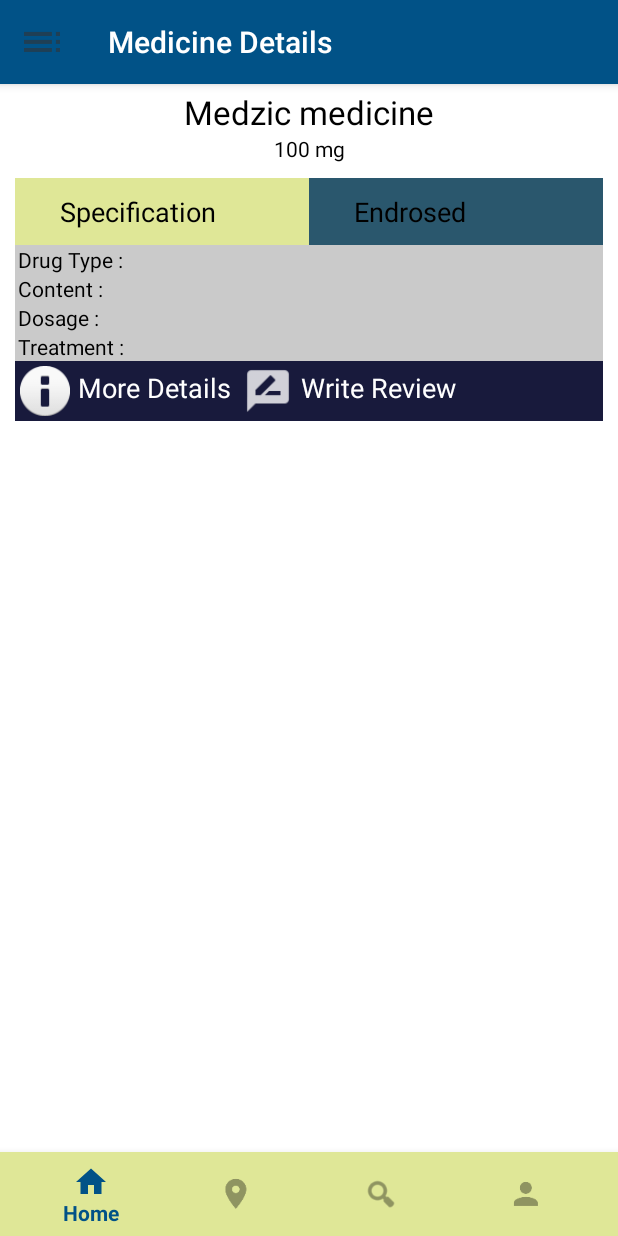
After one commit to santosh-desai/my_first_app_med, an Android app: the MedicineDetailsActivity screen opened directly, with no data from a screen before it, on a phone screen of 412 x 824 dp. The commit adds this screen. Run offline under Robolectric (Android 15) with nearby library versions, the phone set to English and light mode, and no system bars.

Commit message:
added details page

```diff
--- a/Medzic/app/src/main/java/app/com/org/medzic/LoginActivity.java
+++ b/Medzic/app/src/main/java/app/com/org/medzic/LoginActivity.java
@@ -6,6 +6,7 @@ import android.annotation.SuppressLint;
 import android.annotation.TargetApi;
 import android.content.Intent;
 import android.content.pm.PackageManager;
+import android.os.Handler;
 import android.support.annotation.NonNull;
 import android.support.design.widget.Snackbar;
 import android.support.v7.app.AppCompatActivity;
@@ -119,14 +120,29 @@ public class LoginActivity extends AppCompatActivity implements LoaderCallbacks<
         mProgressView = findViewById(R.id.login_progress);
     }
 
+    private Boolean exit = false;
     @Override
     public void onBackPressed() {
-        LinearLayout entry = (LinearLayout)findViewById(R.id.entryOptions);
-        ScrollView login = (ScrollView)findViewById(R.id.login_form);
-        entry.setVisibility(View.VISIBLE);
-        login.setVisibility(View.GONE);
+        if (exit) {
+            finish(); // finish activity
+        } else {
+            LinearLayout entry = (LinearLayout)findViewById(R.id.entryOptions);
+            ScrollView login = (ScrollView)findViewById(R.id.login_form);
+            entry.setVisibility(View.VISIBLE);
+            login.setVisibility(View.GONE);
+            Toast.makeText(this, "Press Back again to Exit.",
+                    Toast.LENGTH_SHORT).show();
+            exit = true;
+            new Handler().postDelayed(new Runnable() {
+                @Override
+                public void run() {
+                    exit = false;
+                }
+            }, 3 * 1000);
+
+        }
+
     }
-
     private void populateAutoComplete() {
         if (!mayRequestContacts()) {
             return;
@@ -325,7 +341,11 @@ public class LoginActivity extends AppCompatActivity implements LoaderCallbacks<
         }else if(R.id.show_sign_up_button == view.getId()){
             startActivity(new Intent(LoginActivity.this, RegistrationActivity.class));
         }else{
-            startActivity(new Intent(LoginActivity.this, SearchActivity.class));
+            Intent launchNextActivity = new Intent(LoginActivity.this, SearchActivity.class);
+            launchNextActivity.addFlags(Intent.FLAG_ACTIVITY_NEW_TASK);
+            launchNextActivity.addFlags(Intent.FLAG_ACTIVITY_CLEAR_TASK);
+            launchNextActivity.addFlags(Intent.FLAG_ACTIVITY_NO_ANIMATION);
+            startActivity(launchNextActivity);
         }
     }
 
--- /dev/null
+++ b/Medzic/app/src/main/java/app/com/org/medzic/MedicineDetailsActivity.java
@@ -0,0 +1,57 @@
+package app.com.org.medzic;
+
+import android.os.Bundle;
+import android.support.annotation.NonNull;
+import android.support.design.widget.BottomNavigationView;
+import android.support.design.widget.FloatingActionButton;
+import android.support.design.widget.Snackbar;
+import android.support.v4.content.ContextCompat;
+import android.support.v7.app.AppCompatActivity;
+import android.support.v7.widget.Toolbar;
+import android.view.MenuItem;
+import android.view.View;
+import android.widget.Toast;
+
+public class MedicineDetailsActivity extends AppCompatActivity {
+
+    @Override
+    protected void onCreate(Bundle savedInstanceState) {
+        super.onCreate(savedInstanceState);
+        setContentView(R.layout.activity_medicine_details);
+        Toolbar toolbar = (Toolbar) findViewById(R.id.toolbar);
+        setSupportActionBar(toolbar);
+        toolbar.setNavigationIcon(ContextCompat.getDrawable(getApplicationContext(), R.drawable.ic_menu_sort));
+
+        toolbar.setNavigationOnClickListener(new View.OnClickListener() {
+            @Override
+            public void onClick(View view) {
+                Toast.makeText(getApplicationContext(), "Clicked toolbar ", Toast.LENGTH_SHORT).show();
+            }
+        });
+
+        BottomNavigationView navigation = (BottomNavigationView) findViewById(R.id.navigation);
+        navigation.setOnNavigationItemSelectedListener(mOnNavigationItemSelectedListener);
+    }
+    private BottomNavigationView.OnNavigationItemSelectedListener mOnNavigationItemSelectedListener
+            = new BottomNavigationView.OnNavigationItemSelectedListener() {
+
+        @Override
+        public boolean onNavigationItemSelected(@NonNull MenuItem item) {
+            switch (item.getItemId()) {
+                case R.id.navigation_home:
+
+                    return true;
+                case R.id.navigation_location:
+
+                    return true;
+                case R.id.navigation_search:
+
+                    return true;
+                case R.id.navigation_profile:
+
+                    return true;
+            }
+            return false;
+        }
+    };
+}
--- a/Medzic/app/src/main/java/app/com/org/medzic/SearchActivity.java
+++ b/Medzic/app/src/main/java/app/com/org/medzic/SearchActivity.java
@@ -1,5 +1,6 @@
 package app.com.org.medzic;
 
+import android.content.Intent;
 import android.graphics.Color;
 import android.os.Bundle;
 import android.os.Handler;
@@ -10,6 +11,7 @@ import android.support.v7.app.AppCompatActivity;
 import android.support.v7.widget.Toolbar;
 import android.view.MenuItem;
 import android.view.View;
+import android.widget.AdapterView;
 import android.widget.ArrayAdapter;
 import android.widget.AutoCompleteTextView;
 import android.widget.TextView;
@@ -62,6 +64,15 @@ public class SearchActivity extends AppCompatActivity {
         //Getting the instance of AutoCompleteTextView
         AutoCompleteTextView actv= (AutoCompleteTextView)findViewById(R.id.search);
         actv.setAdapter(adapter);
+
+        actv.setOnItemClickListener(new AdapterView.OnItemClickListener() {
+            @Override
+            public void onItemClick(AdapterView<?> adapterView, View view, int i, long l) {
+                String text = (String)adapterView.getItemAtPosition(i);
+                Toast.makeText(getApplicationContext(), "Selected Medicine : "+text, Toast.LENGTH_SHORT).show();
+                startActivity(new Intent(SearchActivity.this, MedicineDetailsActivity.class));
+            }
+        });
         BottomNavigationView navigation = (BottomNavigationView) findViewById(R.id.navigation);
         navigation.setOnNavigationItemSelectedListener(mOnNavigationItemSelectedListener);
     }
--- /dev/null
+++ b/Medzic/app/src/main/res/drawable/border_css.xml
@@ -0,0 +1,12 @@
+<?xml version="1.0" encoding="utf-8"?>
+<shape xmlns:android="http://schemas.android.com/apk/res/android"
+    android:shape="rectangle">
+    <corners
+        android:radius="2dp"
+        android:topRightRadius="0dp"
+        android:bottomRightRadius="0dp"
+        android:bottomLeftRadius="0dp" />
+    <stroke
+        android:width="1dp"
+        android:color="@android:color/black" />
+</shape>
--- /dev/null
+++ b/Medzic/app/src/main/res/layout/activity_medicine_details.xml
@@ -0,0 +1,20 @@
+<?xml version="1.0" encoding="utf-8"?>
+<RelativeLayout xmlns:android="http://schemas.android.com/apk/res/android"
+    xmlns:app="http://schemas.android.com/apk/res-auto"
+    android:layout_width="match_parent"
+    android:layout_height="match_parent">
+
+    <include
+        layout="@layout/deatils_bar"
+        android:layout_width="match_parent"
+        android:layout_height="match_parent" />
+
+    <android.support.design.widget.BottomNavigationView
+        android:id="@+id/navigation"
+        android:layout_width="match_parent"
+        android:layout_height="wrap_content"
+        android:layout_alignParentBottom="true"
+        android:background="@color/entrybtnsColor"
+        app:menu="@menu/navigation" />
+
+</RelativeLayout>
--- a/Medzic/app/src/main/res/layout/app_bar_main.xml
+++ b/Medzic/app/src/main/res/layout/app_bar_main.xml
@@ -29,19 +29,6 @@
         <include layout="@layout/content_main" />
 
 
-    <!-- <android.support.design.widget.BottomNavigationView
-     android:id="@+id/navigation"
-     android:layout_width="match_parent"
-     android:layout_height="wrap_content"
-     android:layout_gravity="start"
-     android:menu="@menu/activity_main_drawer" />-->
-        <!--<android.support.design.widget.FloatingActionButton
-        android:id="@+id/fab"
-        android:layout_width="wrap_content"
-        android:layout_height="wrap_content"
-        android:layout_gravity="bottom|end"
-        android:layout_margin="@dimen/fab_margin"
-        app:srcCompat="@android:drawable/ic_dialog_email" />-->
 
 
     </android.support.design.widget.CoordinatorLayout>
--- a/Medzic/app/src/main/res/layout/content_main.xml
+++ b/Medzic/app/src/main/res/layout/content_main.xml
@@ -81,7 +81,7 @@
                             android:layout_weight="1"
                             android:gravity="center"
                             android:textColor="#000000"
-                            android:text=": Find a list of all nearby pharmacy stores and call on listed number for instant help."/>
+                            android:text="Find a list of all nearby pharmacy stores and call on listed number for instant help."/>
 
                     </LinearLayout>
                 </LinearLayout>
--- /dev/null
+++ b/Medzic/app/src/main/res/layout/content_medicine_details.xml
@@ -0,0 +1,214 @@
+<?xml version="1.0" encoding="utf-8"?>
+<RelativeLayout
+    xmlns:android="http://schemas.android.com/apk/res/android"
+    xmlns:app="http://schemas.android.com/apk/res-auto"
+    android:layout_width="match_parent"
+    android:layout_height="match_parent"
+    android:background="@color/dot_light_screen4">
+
+    <TextView
+        android:layout_marginTop="60dp"
+        android:id="@+id/medicineName"
+        android:layout_width="match_parent"
+        android:layout_height="wrap_content"
+        android:gravity="center_horizontal"
+        android:text="Medzic medicine"
+        android:textSize="22dp"
+        android:textColor="#000000"/>
+    <TextView
+        android:id="@+id/medicinedetail"
+        android:layout_below="@id/medicineName"
+        android:layout_width="match_parent"
+        android:layout_height="wrap_content"
+        android:gravity="center_horizontal"
+        android:textColor="#000000"
+        android:text="100 mg"/>
+
+    <LinearLayout
+        android:layout_width="match_parent"
+        android:layout_height="wrap_content"
+        android:layout_below="@id/medicinedetail"
+        android:orientation="vertical"
+        android:padding="10dp">
+
+        <LinearLayout
+            android:id="@+id/heading1"
+            android:layout_width="fill_parent"
+            android:layout_height="wrap_content"
+            android:layout_above="@id/drugTypeCon"
+            android:background="@drawable/border_css"
+            android:orientation="horizontal">
+
+            <LinearLayout
+                android:layout_width="0dp"
+                android:layout_height="wrap_content"
+                android:layout_weight="1"
+                android:background="@color/entrybtnsColor"
+                android:orientation="vertical">
+
+                <TextView
+                    android:id="@+id/specId"
+                    android:layout_width="match_parent"
+                    android:layout_height="wrap_content"
+                    android:layout_marginLeft="20dp"
+                    android:padding="10dp"
+                    android:text="Specification"
+                    android:textColor="#000000"
+                    android:textSize="18dp" />
+            </LinearLayout>
+
+            <LinearLayout
+                android:layout_width="0dp"
+                android:layout_height="wrap_content"
+                android:layout_weight="1"
+                android:background="@color/bg_screen1"
+                android:orientation="vertical">
+
+                <TextView
+                    android:id="@+id/endorseId"
+                    android:layout_width="match_parent"
+                    android:layout_height="wrap_content"
+                    android:layout_marginLeft="20dp"
+                    android:padding="10dp"
+                    android:text="Endrosed"
+                    android:textColor="#000000"
+
+                    android:textSize="18dp" />
+            </LinearLayout>
+
+        </LinearLayout>
+
+        <LinearLayout
+            android:id="@+id/drugTypeCon"
+            android:layout_width="fill_parent"
+            android:layout_height="wrap_content"
+            android:layout_below="@id/heading1"
+            android:background="@color/bgreyAccent"
+            android:orientation="horizontal">
+
+            <TextView
+                android:layout_width="wrap_content"
+                android:layout_height="wrap_content"
+                android:layout_marginLeft="2dp"
+                android:text="Drug Type : "
+                android:textColor="#000000" />
+
+            <TextView
+                android:layout_width="wrap_content"
+                android:layout_height="wrap_content"
+                android:layout_marginLeft="37dp"
+                android:textColor="#000000" />
+
+        </LinearLayout>
+
+        <LinearLayout
+            android:id="@+id/contentsData"
+            android:layout_width="fill_parent"
+            android:layout_height="wrap_content"
+            android:layout_below="@id/drugTypeCon"
+            android:background="@color/bgreyAccent"
+            android:orientation="horizontal">
+
+            <TextView
+                android:layout_width="wrap_content"
+                android:layout_height="wrap_content"
+                android:layout_marginLeft="2dp"
+                android:text="Content : "
+                android:textColor="#000000" />
+
+            <TextView
+                android:layout_width="wrap_content"
+                android:layout_height="wrap_content"
+                android:layout_marginLeft="50dp"
+                android:textColor="#000000" />
+
+        </LinearLayout>
+
+        <LinearLayout
+            android:id="@+id/doseData"
+            android:layout_width="fill_parent"
+            android:layout_height="wrap_content"
+            android:layout_below="@id/contentsData"
+            android:background="@color/bgreyAccent"
+            android:orientation="horizontal">
+
+            <TextView
+                android:layout_width="wrap_content"
+                android:layout_height="wrap_content"
+                android:layout_marginLeft="2dp"
+                android:text="Dosage : "
+                android:textColor="#000000" />
+
+            <TextView
+                android:layout_width="wrap_content"
+                android:layout_height="wrap_content"
+                android:layout_marginLeft="53dp"
+                android:textColor="#000000" />
+
+        </LinearLayout>
+        <LinearLayout
+            android:id="@+id/treatData"
+            android:layout_width="fill_parent"
+            android:layout_height="wrap_content"
+            android:layout_below="@id/doseData"
+            android:background="@color/bgreyAccent"
+            android:orientation="horizontal">
+
+            <TextView
+                android:layout_width="wrap_content"
+                android:layout_height="wrap_content"
+                android:layout_marginLeft="2dp"
+                android:text="Treatment : "
+                android:textColor="#000000" />
+
+            <TextView
+                android:layout_width="wrap_content"
+                android:layout_height="wrap_content"
+                android:layout_marginLeft="35dp"
+                android:textColor="#000000" />
+
+        </LinearLayout>
+
+
+        <LinearLayout
+            android:layout_width="fill_parent"
+            android:layout_height="wrap_content"
+            android:layout_below="@id/treatData"
+            android:background="#181a3c"
+            android:orientation="horizontal">
+
+            <ImageView
+                android:layout_width="40dp"
+                android:layout_height="40dp"
+                android:padding="3dp"
+                android:src="@android:drawable/ic_dialog_info" />
+
+            <TextView
+                android:layout_width="wrap_content"
+                android:layout_height="wrap_content"
+                android:layout_marginLeft="2dp"
+                android:layout_marginTop="5dp"
+
+                android:text="More Details "
+                android:textColor="#ffffff"
+                android:textSize="18dp" />
+
+            <ImageView
+                android:layout_width="40dp"
+                android:layout_height="40dp"
+                android:padding="3dp"
+                android:src="@drawable/ic_action_review" />
+
+            <TextView
+                android:layout_width="wrap_content"
+                android:layout_height="wrap_content"
+                android:layout_marginLeft="2dp"
+                android:layout_marginTop="5dp"
+
+                android:text="Write Review "
+                android:textColor="#ffffff"
+                android:textSize="18dp" />
+        </LinearLayout>
+
+    </LinearLayout>
+</RelativeLayout>
--- /dev/null
+++ b/Medzic/app/src/main/res/layout/deatils_bar.xml
@@ -0,0 +1,34 @@
+<?xml version="1.0" encoding="utf-8"?>
+
+
+<android.support.design.widget.CoordinatorLayout
+    xmlns:android="http://schemas.android.com/apk/res/android"
+    xmlns:app="http://schemas.android.com/apk/res-auto"
+    xmlns:tools="http://schemas.android.com/tools"
+    android:layout_width="match_parent"
+    android:layout_height="wrap_content"
+    tools:context=".MedicineDetailsActivity">
+
+    <android.support.design.widget.AppBarLayout
+        android:layout_width="match_parent"
+        android:layout_height="wrap_content"
+        android:theme="@style/AppTheme.AppBarOverlay">
+
+        <android.support.v7.widget.Toolbar
+            android:id="@+id/toolbar"
+            android:layout_width="match_parent"
+            android:layout_height="?attr/actionBarSize"
+            android:background="?attr/colorPrimary"
+            app:popupTheme="@style/AppTheme.PopupOverlay" />
+
+
+    </android.support.design.widget.AppBarLayout>
+
+
+
+    <include layout="@layout/content_medicine_details" />
+
+
+
+
+</android.support.design.widget.CoordinatorLayout>
--- a/Medzic/app/src/main/res/values/strings.xml
+++ b/Medzic/app/src/main/res/values/strings.xml
@@ -54,4 +54,5 @@ Review based on service.</string>
         <item>@drawable/banner_3</item>
         <item>@drawable/banner_4</item>
     </integer-array>
+    <string name="title_activity_medicine_details">Medicine Details</string>
 </resources>
```
Also changed, not shown: Medzic/app/src/main/AndroidManifest.xml (+17 -6 lines), Medzic/app/src/main/res/drawable-hdpi/ic_action_review.png (added), Medzic/app/src/main/res/drawable-mdpi/ic_action_review.png (added), Medzic/app/src/main/res/drawable-xhdpi/ic_action_review.png (added), Medzic/app/src/main/res/drawable-xxhdpi/ic_action_review.png (added).
